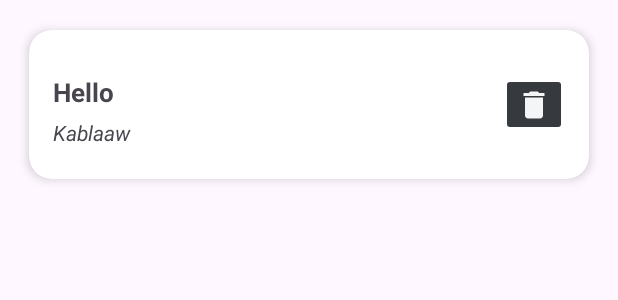
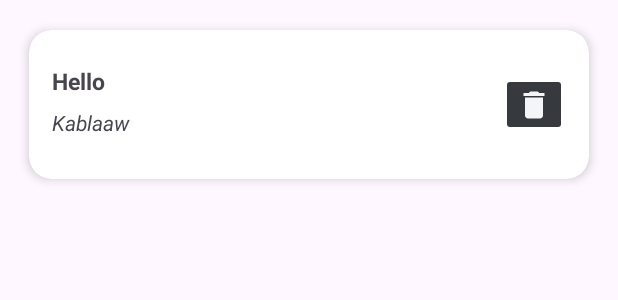
Before and after one commit to DrKibou/LanguageLearningApp, an Android app: the layout fav_recycler_view_row.xml on its own in the app's theme, with its tools: preview values and no code run, on a phone screen of 412 x 824 dp. Shown: the top 300 px of the screen. Run offline under Robolectric (Android 15) with nearby library versions, the phone set to English and light mode, and no system bars.

Commit message:
initial commit

```diff
--- a/app/src/main/res/layout/activity_about.xml
+++ b/app/src/main/res/layout/activity_about.xml
@@ -42,7 +42,7 @@
             <TextView
                 android:id="@+id/aboutTxt"
                 android:layout_width="wrap_content"
-                android:layout_height="252dp"
+                android:layout_height="267dp"
                 android:layout_marginLeft="10dp"
                 android:layout_marginRight="10dp"
                 android:layout_marginBottom="10dp"
--- a/app/src/main/res/layout/fav_recycler_view_row.xml
+++ b/app/src/main/res/layout/fav_recycler_view_row.xml
@@ -27,29 +27,29 @@
 
             <TextView
                 android:id="@+id/textViewEng"
-                android:layout_width="295dp"
-                android:layout_height="24dp"
+                android:layout_width="296dp"
+                android:layout_height="23dp"
                 android:text="Hello"
-                android:textSize="17sp"
+                android:textSize="15sp"
                 android:textStyle="bold"
                 app:layout_constraintBottom_toBottomOf="parent"
                 app:layout_constraintEnd_toEndOf="parent"
-                app:layout_constraintHorizontal_bias="0.202"
+                app:layout_constraintHorizontal_bias="0.197"
                 app:layout_constraintStart_toStartOf="parent"
                 app:layout_constraintTop_toTopOf="parent"
-                app:layout_constraintVertical_bias="0.386" />
+                app:layout_constraintVertical_bias="0.31" />
 
             <TextView
                 android:id="@+id/textViewIlo"
-                android:layout_width="295dp"
-                android:layout_height="36dp"
+                android:layout_width="296dp"
+                android:layout_height="34dp"
                 android:layout_marginTop="5dp"
                 android:layout_marginBottom="6dp"
                 android:text="Kablaaw"
                 android:textStyle="italic"
                 app:layout_constraintBottom_toBottomOf="parent"
                 app:layout_constraintEnd_toEndOf="parent"
-                app:layout_constraintHorizontal_bias="0.202"
+                app:layout_constraintHorizontal_bias="0.197"
                 app:layout_constraintStart_toStartOf="parent"
                 app:layout_constraintTop_toBottomOf="@+id/textViewEng"
                 app:layout_constraintVertical_bias="0.0" />
```
Also changed, not shown: app/src/main/res/layout/recycler_view_row.xml (+8 -8 lines).
